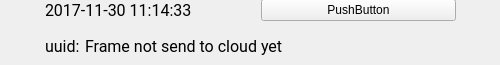
Above: ui/frame_list_element.ui from PW-Sat2/HAM-desktop-application before the change. Below: the same form after it.
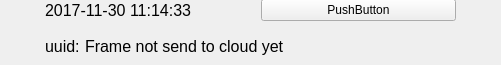
That is the form after the change. Icons and pictures are not drawn.

Commit message: fix font size scalling

The edit to the form file:
```diff
--- a/ui/frame_list_element.ui
+++ b/ui/frame_list_element.ui
@@ -6,7 +6,7 @@
    <rect>
     <x>0</x>
     <y>0</y>
-    <width>500</width>
+    <width>501</width>
     <height>65</height>
    </rect>
   </property>
@@ -46,11 +46,14 @@
      <height>71</height>
     </rect>
    </property>
-   <layout class="QGridLayout" name="gridLayout">
+   <layout class="QHBoxLayout" name="horizontalLayout">
     <property name="spacing">
      <number>0</number>
     </property>
-    <item row="0" column="0">
+    <property name="sizeConstraint">
+     <enum>QLayout::SetNoConstraint</enum>
+    </property>
+    <item>
      <widget class="QLabel" name="downlinkIconLabel">
       <property name="sizePolicy">
        <sizepolicy hsizetype="Fixed" vsizetype="Fixed">
@@ -87,7 +90,23 @@
       </property>
      </widget>
     </item>
-    <item row="0" column="2">
+    <item>
+     <spacer name="horizontalSpacer">
+      <property name="orientation">
+       <enum>Qt::Horizontal</enum>
+      </property>
+      <property name="sizeType">
+       <enum>QSizePolicy::Fixed</enum>
+      </property>
+      <property name="sizeHint" stdset="0">
+       <size>
+        <width>20</width>
+        <height>20</height>
+       </size>
+      </property>
+     </spacer>
+    </item>
+    <item>
      <layout class="QGridLayout" name="gridLayout_3">
       <property name="spacing">
        <number>0</number>
@@ -101,15 +120,15 @@
          <widget class="QLabel" name="uuidTextLabel">
           <property name="font">
            <font>
-            <family>Roboto</family>
-            <pointsize>12</pointsize>
-            <weight>50</weight>
-            <bold>false</bold>
+            <pointsize>-1</pointsize>
            </font>
           </property>
           <property name="toolTip">
            <string>Frame identifier on server</string>
           </property>
+          <property name="styleSheet">
+           <string notr="true">font-size: 16px;</string>
+          </property>
           <property name="text">
            <string>uuid:</string>
           </property>
@@ -125,15 +144,15 @@
           </property>
           <property name="font">
            <font>
-            <family>Roboto</family>
-            <pointsize>12</pointsize>
-            <weight>50</weight>
-            <bold>false</bold>
+            <pointsize>-1</pointsize>
            </font>
           </property>
           <property name="toolTip">
            <string>Click to see the frame content</string>
           </property>
+          <property name="styleSheet">
+           <string notr="true">font-size: 16px;</string>
+          </property>
           <property name="text">
            <string>Frame not send to cloud yet</string>
           </property>
@@ -216,15 +235,15 @@
           </property>
           <property name="font">
            <font>
-            <family>Roboto</family>
-            <pointsize>12</pointsize>
-            <weight>50</weight>
-            <bold>false</bold>
+            <pointsize>-1</pointsize>
            </font>
           </property>
           <property name="toolTip">
            <string>Timestamp</string>
           </property>
+          <property name="styleSheet">
+           <string notr="true">font-size: 16px;</string>
+          </property>
           <property name="text">
            <string>2017-11-30 11:14:33</string>
           </property>
@@ -250,7 +269,23 @@
       </item>
      </layout>
     </item>
-    <item row="0" column="4">
+    <item>
+     <spacer name="horizontalSpacer_2">
+      <property name="orientation">
+       <enum>Qt::Horizontal</enum>
+      </property>
+      <property name="sizeType">
+       <enum>QSizePolicy::Fixed</enum>
+      </property>
+      <property name="sizeHint" stdset="0">
+       <size>
+        <width>20</width>
+        <height>20</height>
+       </size>
+      </property>
+     </spacer>
+    </item>
+    <item>
      <widget class="QPushButton" name="uploadStatusIconButton">
       <property name="minimumSize">
        <size>
@@ -288,38 +323,6 @@
       </property>
      </widget>
     </item>
-    <item row="0" column="1">
-     <spacer name="horizontalSpacer">
-      <property name="orientation">
-       <enum>Qt::Horizontal</enum>
-      </property>
-      <property name="sizeType">
-       <enum>QSizePolicy::Fixed</enum>
-      </property>
-      <property name="sizeHint" stdset="0">
-       <size>
-        <width>20</width>
-        <height>20</height>
-       </size>
-      </property>
-     </spacer>
-    </item>
-    <item row="0" column="3">
-     <spacer name="horizontalSpacer_2">
-      <property name="orientation">
-       <enum>Qt::Horizontal</enum>
-      </property>
-      <property name="sizeType">
-       <enum>QSizePolicy::Fixed</enum>
-      </property>
-      <property name="sizeHint" stdset="0">
-       <size>
-        <width>20</width>
-        <height>20</height>
-       </size>
-      </property>
-     </spacer>
-    </item>
    </layout>
   </widget>
  </widget>
```
Left out of the diff: 32 changed lines with no effect on the pictures. The commit also changes 2 other files.
